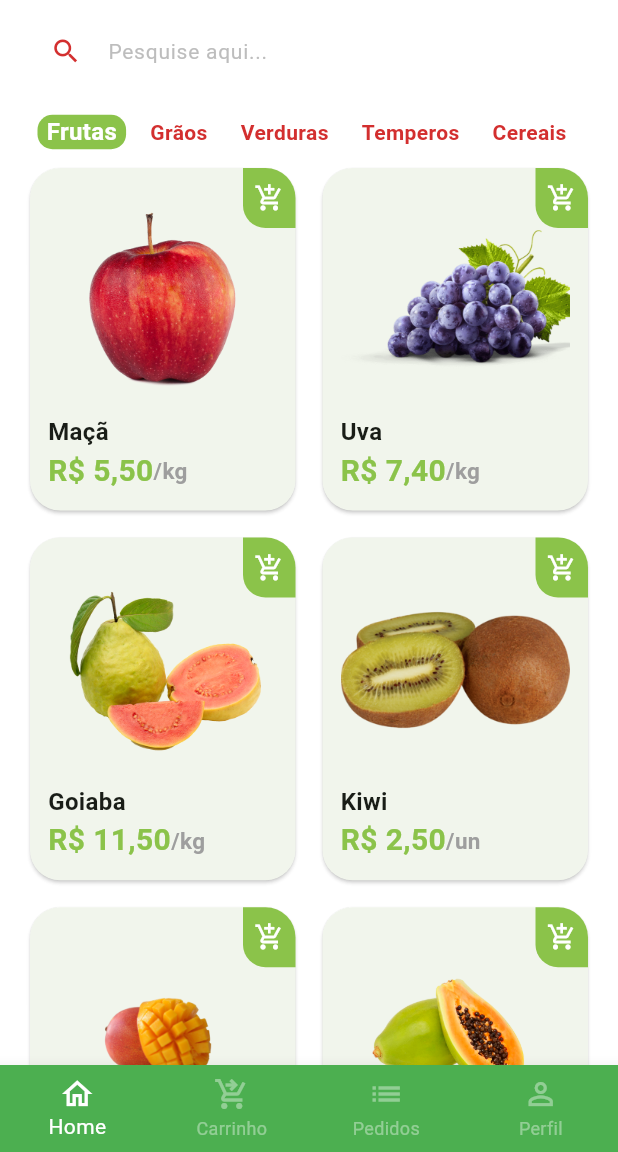
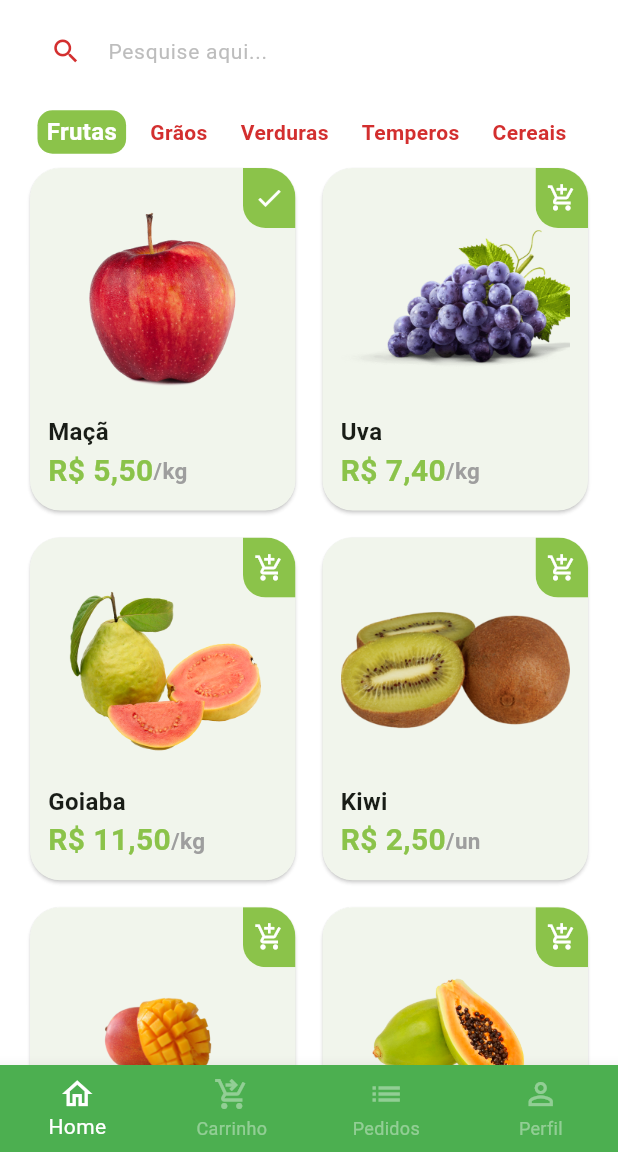
Before and after one commit to Giovanijose/Quitanda-Flutter, a Flutter app: the screen it shows after launch, after a tap on "Entrar", after a tap on the "add shopping cart" icon, on a phone screen of 412 x 824 dp, the part 84-1236 px from its top. Run offline on Flutter 3.47's test engine with Material 3 defaults, Android fonts, the phone set to English and light mode, and no system bars; our stand-ins replace animated_text_kit, fluttertoast, mask_text_input_formatter, qr_flutter; missing offline and left inert: add_to_cart_animation.

Commit message:
animações e icone

```diff
--- a/lib/main.dart
+++ b/lib/main.dart
@@ -12,7 +12,7 @@ class MyApp extends StatelessWidget {
   @override
   Widget build(BuildContext context) {
     return MaterialApp(
-      title: 'Flutter Demo',
+      title: 'Greengroccer',
       theme: ThemeData(
         primarySwatch: Colors.green,
         scaffoldBackgroundColor: Colors.white.withAlpha(190),
@@ -23,9 +23,7 @@ class MyApp extends StatelessWidget {
               backgroundColor: Colors.green, foregroundColor: Colors.white),
         ),
         appBarTheme: const AppBarTheme(
-          backgroundColor: Colors.green,
-          foregroundColor: Colors.white
-        ),
+            backgroundColor: Colors.green, foregroundColor: Colors.white),
         useMaterial3: true,
       ),
       debugShowCheckedModeBanner: false,
--- a/lib/src/pages/base/base_screen.dart
+++ b/lib/src/pages/base/base_screen.dart
@@ -33,7 +33,11 @@ class _BaseScreenState extends State<BaseScreen> {
         onTap: (index) {
           setState(() {
             currentIndex = index;
-            pageController.jumpToPage(index);
+            pageController.animateToPage(
+              index,
+              duration: const Duration(milliseconds: 700),
+              curve: Curves.ease,
+            );
           });
         },
         type: BottomNavigationBarType.fixed,
--- a/lib/src/pages/home/components/category_tile.dart
+++ b/lib/src/pages/home/components/category_tile.dart
@@ -14,13 +14,15 @@ class CategoryTile extends StatelessWidget {
 
   @override
   Widget build(BuildContext context) {
-    return GestureDetector(
-      onTap: onPressed,
-      child: Align(
-        alignment: Alignment.center,
+    return Align(
+      alignment: Alignment.center,
+      child: InkWell(
+        borderRadius: BorderRadius.circular(30),
+        onTap: onPressed,
         child: Container(
           padding: const EdgeInsets.symmetric(
             horizontal: 6,
+            vertical: 3,
           ),
           decoration: BoxDecoration(
             borderRadius: BorderRadius.circular(10),
--- a/lib/src/pages/home/components/item_tile.dart
+++ b/lib/src/pages/home/components/item_tile.dart
@@ -4,18 +4,34 @@ import 'package:greengrocer/src/models/item_model.dart';
 import 'package:greengrocer/src/pages/product/product_screen.dart';
 import 'package:greengrocer/src/services/utils_services.dart';
 
-class ItemTile extends StatelessWidget {
+class ItemTile extends StatefulWidget {
   final ItemModel item;
   final void Function(GlobalKey) cartAnimationMethod;
-  final GlobalKey imageGk = GlobalKey();
 
-  ItemTile({
+  const ItemTile({
     super.key,
     required this.item,
     required this.cartAnimationMethod,
   });
 
+  @override
+  State<ItemTile> createState() => _ItemTileState();
+}
+
+class _ItemTileState extends State<ItemTile> {
+  final GlobalKey imageGk = GlobalKey();
+
   final UtilsServices utilsServices = UtilsServices();
+
+  IconData tileIcon = Icons.add_shopping_cart_outlined;
+
+  Future<void> switchIcon() async {
+    setState(() => tileIcon = Icons.check);
+
+    await Future.delayed(const Duration(milliseconds: 2000));
+
+    setState(() => tileIcon = Icons.add_shopping_cart_outlined);
+  }
 
   @override
   Widget build(BuildContext context) {
@@ -27,7 +43,7 @@ class ItemTile extends StatelessWidget {
             Navigator.of(context).push(
               MaterialPageRoute(builder: (c) {
                 return ProductScreen(
-                  item: item,
+                  item: widget.item,
                 );
               }),
             );
@@ -46,9 +62,9 @@ class ItemTile extends StatelessWidget {
                   // Image
                   Expanded(
                     child: Hero(
-                      tag: item.imgUrl,
+                      tag: widget.item.imgUrl,
                       child: Image.asset(
-                        item.imgUrl,
+                        widget.item.imgUrl,
                         key: imageGk,
                       ),
                     ),
@@ -56,7 +72,7 @@ class ItemTile extends StatelessWidget {
 
                   // Nome
                   Text(
-                    item.itemName,
+                    widget.item.itemName,
                     style: const TextStyle(
                       fontSize: 16,
                       fontWeight: FontWeight.bold,
@@ -67,7 +83,7 @@ class ItemTile extends StatelessWidget {
                   Row(
                     children: [
                       Text(
-                        utilsServices.priceCurrency(item.price),
+                        utilsServices.priceCurrency(widget.item.price),
                         style: TextStyle(
                           fontSize: 20,
                           fontWeight: FontWeight.bold,
@@ -75,7 +91,7 @@ class ItemTile extends StatelessWidget {
                         ),
                       ),
                       Text(
-                        '/${item.unit}',
+                        '/${widget.item.unit}',
                         style: TextStyle(
                           fontSize: 15,
                           color: Colors.grey.shade500,
@@ -94,24 +110,29 @@ class ItemTile extends StatelessWidget {
         Positioned(
           top: 4,
           right: 4,
-          child: GestureDetector(
+          child: ClipRRect(
+            borderRadius: const BorderRadius.only(
+              bottomLeft: Radius.circular(15),
+              topRight: Radius.circular(20),
+            ),
+            child: Material(
+              child: InkWell(
                 onTap: () {
-              cartAnimationMethod(imageGk);
+                  switchIcon();
+                  widget.cartAnimationMethod(imageGk);
                 },
-            child: Container(
+                child: Ink(
                   height: 40,
                   width: 35,
                   decoration: BoxDecoration(
                     color: CustomColors.customSwatchColor,
-                borderRadius: const BorderRadius.only(
-                  bottomLeft: Radius.circular(15),
-                  topRight: Radius.circular(20),
+                  ),
+                  child: Icon(
+                    tileIcon,
+                    color: Colors.white,
+                    size: 20,
                   ),
                 ),
-              child: const Icon(
-                Icons.add_shopping_cart_outlined,
-                color: Colors.white,
-                size: 20,
               ),
             ),
           ),
```
Also changed, not shown: pubspec.yaml (+17 -0 lines), assets/app_images/app_icon.png (added), pubspec.lock, 32 other files. Lines whose indentation alone changed are shown as unchanged.
